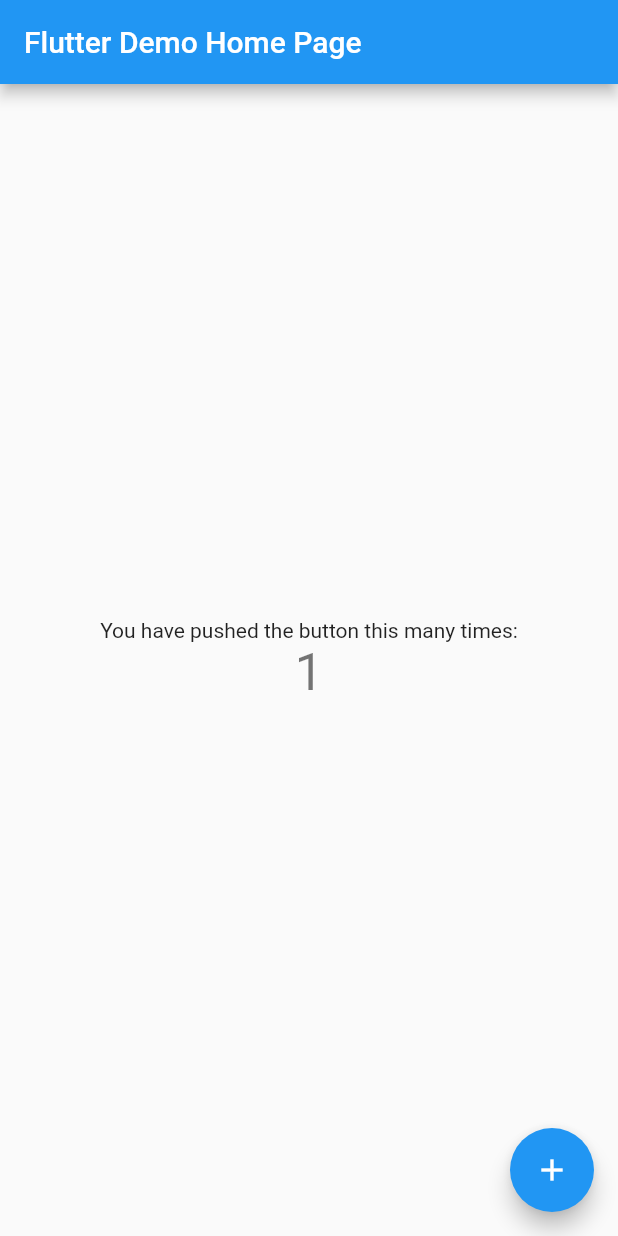
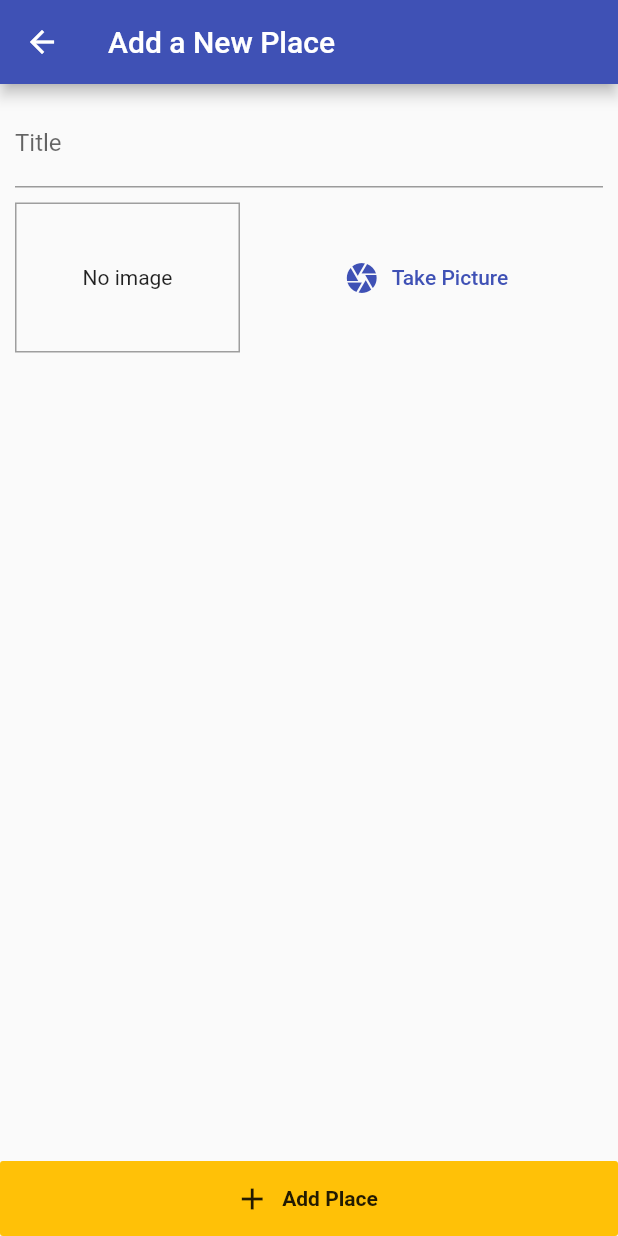
Before and after one commit to Encang-Cutbray/great-place, a Flutter app: the screen it shows after launch, after a tap on the "add" icon, on a phone screen of 412 x 824 dp. Run offline on Flutter 3.47's test engine with Material 2 defaults, Android fonts, the phone set to English and light mode, and no system bars; our stand-ins replace image_picker.

Commit message:
add image from camera

```diff
--- /dev/null
+++ b/lib/helpers/page_transition_helper.dart
@@ -0,0 +1,16 @@
+import 'package:flutter/material.dart';
+
+class PageTransitionHelper extends PageTransitionsBuilder {
+  @override
+  Widget buildTransitions<T>(
+      PageRoute<T> route,
+      BuildContext context,
+      Animation<double> animation,
+      Animation<double> secondaryAnimation,
+      Widget child) {
+    if (route.settings.isInitialRoute) {
+      return child;
+    }
+    return FadeTransition(opacity: animation, child: child);
+  }
+}
--- a/lib/main.dart
+++ b/lib/main.dart
@@ -1,111 +1,36 @@
 import 'package:flutter/material.dart';
+import 'package:flutter_places/screens/place_add_screen.dart';
+import 'package:provider/provider.dart';
+
+import './helpers/page_transition_helper.dart';
+import './providers/great_places_provider.dart';
+import './screens/places_list_screen.dart';
 
 void main() => runApp(MyApp());
 
 class MyApp extends StatelessWidget {
-  // This widget is the root of your application.
   @override
   Widget build(BuildContext context) {
-    return MaterialApp(
-      title: 'Flutter Demo',
-      theme: ThemeData(
-        // This is the theme of your application.
-        //
-        // Try running your application with "flutter run". You'll see the
-        // application has a blue toolbar. Then, without quitting the app, try
-        // changing the primarySwatch below to Colors.green and then invoke
-        // "hot reload" (press "r" in the console where you ran "flutter run",
-        // or simply save your changes to "hot reload" in a Flutter IDE).
-        // Notice that the counter didn't reset back to zero; the application
-        // is not restarted.
-        primarySwatch: Colors.blue,
-      ),
-      home: MyHomePage(title: 'Flutter Demo Home Page'),
+    return MultiProvider(
+      providers: [
+        ChangeNotifierProvider.value(
+          value: GreatPlaceProvider(),
+        )
+      ],
+      child: MaterialApp(
+          title: 'Flutter Demo',
+          theme: ThemeData(
+            primarySwatch: Colors.indigo,
+            accentColor: Colors.amber,
+            pageTransitionsTheme: PageTransitionsTheme(builders: {
+              TargetPlatform.android: PageTransitionHelper(),
+              TargetPlatform.iOS: PageTransitionHelper(),
+            }),
+          ),
+          home: PlacesList(),
+          routes: {
+            PlaceAddScreen.routeName: (_) => PlaceAddScreen(),
+          }),
     );
   }
 }
-
-class MyHomePage extends StatefulWidget {
-  MyHomePage({Key key, this.title}) : super(key: key);
-
-  // This widget is the home page of your application. It is stateful, meaning
-  // that it has a State object (defined below) that contains fields that affect
-  // how it looks.
-
-  // This class is the configuration for the state. It holds the values (in this
-  // case the title) provided by the parent (in this case the App widget) and
-  // used by the build method of the State. Fields in a Widget subclass are
-  // always marked "final".
-
-  final String title;
-
-  @override
-  _MyHomePageState createState() => _MyHomePageState();
-}
-
-class _MyHomePageState extends State<MyHomePage> {
-  int _counter = 0;
-
-  void _incrementCounter() {
-    setState(() {
-      // This call to setState tells the Flutter framework that something has
-      // changed in this State, which causes it to rerun the build method below
-      // so that the display can reflect the updated values. If we changed
-      // _counter without calling setState(), then the build method would not be
-      // called again, and so nothing would appear to happen.
-      _counter++;
-    });
-  }
-
-  @override
-  Widget build(BuildContext context) {
-    // This method is rerun every time setState is called, for instance as done
-    // by the _incrementCounter method above.
-    //
-    // The Flutter framework has been optimized to make rerunning build methods
-    // fast, so that you can just rebuild anything that needs updating rather
-    // than having to individually change instances of widgets.
-    return Scaffold(
-      appBar: AppBar(
-        // Here we take the value from the MyHomePage object that was created by
-        // the App.build method, and use it to set our appbar title.
-        title: Text(widget.title),
-      ),
-      body: Center(
-        // Center is a layout widget. It takes a single child and positions it
-        // in the middle of the parent.
-        child: Column(
-          // Column is also a layout widget. It takes a list of children and
-          // arranges them vertically. By default, it sizes itself to fit its
-          // children horizontally, and tries to be as tall as its parent.
-          //
-          // Invoke "debug painting" (press "p" in the console, choose the
-          // "Toggle Debug Paint" action from the Flutter Inspector in Android
-          // Studio, or the "Toggle Debug Paint" command in Visual Studio Code)
-          // to see the wireframe for each widget.
-          //
-          // Column has various properties to control how it sizes itself and
-          // how it positions its children. Here we use mainAxisAlignment to
-          // center the children vertically; the main axis here is the vertical
-          // axis because Columns are vertical (the cross axis would be
-          // horizontal).
-          mainAxisAlignment: MainAxisAlignment.center,
-          children: <Widget>[
-            Text(
-              'You have pushed the button this many times:',
-            ),
-            Text(
-              '$_counter',
-              style: Theme.of(context).textTheme.display1,
-            ),
-          ],
-        ),
-      ),
-      floatingActionButton: FloatingActionButton(
-        onPressed: _incrementCounter,
-        tooltip: 'Increment',
-        child: Icon(Icons.add),
-      ), // This trailing comma makes auto-formatting nicer for build methods.
-    );
-  }
-}
--- /dev/null
+++ b/lib/models/place_location_model.dart
@@ -0,0 +1,13 @@
+import 'package:flutter/foundation.dart';
+
+class PlaceLocationModel {
+  final double latitiude;
+  final double logtitude;
+  final String address;
+
+  PlaceLocationModel({
+    @required this.latitiude,
+    @required this.logtitude,
+    this.address,
+  });
+}
--- /dev/null
+++ b/lib/models/place_model.dart
@@ -0,0 +1,19 @@
+import 'dart:io';
+
+import 'package:flutter/foundation.dart';
+
+import './place_location_model.dart';
+
+class PlaceModel {
+  final String id;
+  final String title;
+  final PlaceLocationModel location;
+  final File image;
+
+  PlaceModel({
+    @required this.id,
+    @required this.title,
+    @required this.location,
+    @required this.image,
+  });
+}
--- /dev/null
+++ b/lib/providers/great_places_provider.dart
@@ -0,0 +1,11 @@
+import 'package:flutter/foundation.dart';
+
+import '../models/place_model.dart';
+
+class GreatPlaceProvider with ChangeNotifier {
+  List<PlaceModel> _item = [];
+
+  List<PlaceModel> get item {
+    return [..._item];
+  }
+}
--- /dev/null
+++ b/lib/screens/place_add_screen.dart
@@ -0,0 +1,62 @@
+import 'package:flutter/material.dart';
+
+import '../widgets/image_input_widget.dart';
+
+class PlaceAddScreen extends StatefulWidget {
+  static const routeName = '/place-add';
+
+  @override
+  _PlaceAddScreenState createState() => _PlaceAddScreenState();
+}
+
+class _PlaceAddScreenState extends State<PlaceAddScreen> {
+  final _titleController = TextEditingController();
+
+  @override
+  Widget build(BuildContext context) {
+    return Scaffold(
+      appBar: AppBar(
+        title: Text('Add a New Place'),
+      ),
+      body: Container(
+        child: Column(
+          crossAxisAlignment: CrossAxisAlignment.stretch,
+          children: <Widget>[
+            Expanded(
+              child: SingleChildScrollView(
+                child: Padding(
+                  padding: EdgeInsets.all(10),
+                  child: Column(
+                    children: <Widget>[
+                      TextField(
+                        decoration: InputDecoration(labelText: 'Title'),
+                        controller: _titleController,
+                      ),
+                      SizedBox(height: 10,),
+                      ImageInputWidget(),
+                    ],
+                  ),
+                ),
+              ),
+            ),
+            ButtonTheme(
+              minWidth: double.infinity,
+              height: 50.0,
+              child: RaisedButton.icon(
+                elevation: 0,
+                materialTapTargetSize: MaterialTapTargetSize.shrinkWrap,
+                color: Theme.of(context).accentColor,
+                icon: Icon(Icons.add),
+                label: Text(
+                  'Add Place',
+                  style: TextStyle(fontWeight: FontWeight.bold),
+                ),
+                onPressed: () {},
+              ),
+            ),
+          ],
+        ),
+      ),
+    );
+  }
+}
--- /dev/null
+++ b/lib/screens/places_list_screen.dart
@@ -0,0 +1,23 @@
+import 'package:flutter/material.dart';
+import 'package:flutter_places/screens/place_add_screen.dart';
+
+
+class PlacesList extends StatelessWidget {
+  @override
+  Widget build(BuildContext context) {
+    return Scaffold(
+      appBar: AppBar(
+        title: Text('Your Places'),
+        actions: <Widget>[
+          IconButton(
+            icon: Icon(Icons.add),
+            onPressed: () {
+              Navigator.of(context).pushNamed(PlaceAddScreen.routeName);
+            },
+          )
+        ],
+      ),
+      body: Center(child: CircularProgressIndicator(),),
+    );
+  }
+}
--- /dev/null
+++ b/lib/widgets/image_input_widget.dart
@@ -0,0 +1,58 @@
+import 'dart:io';
+
+import 'package:flutter/material.dart';
+import 'package:image_picker/image_picker.dart';
+
+class ImageInputWidget extends StatefulWidget {
+  @override
+  _ImageInputWidgetState createState() => _ImageInputWidgetState();
+}
+
+class _ImageInputWidgetState extends State<ImageInputWidget> {
+  File _storeImage;
+
+  Future<void> _takePicture() async {
+    final imageFile = await ImagePicker.pickImage(
+      source: ImageSource.camera,
+      maxWidth: 600,
+    );
+    setState(() {
+      _storeImage = imageFile;
+    });
+  }
+
+  @override
+  Widget build(BuildContext context) {
+    return Row(
+      children: <Widget>[
+        Container(
+          width: 150,
+          height: 100,
+          decoration: BoxDecoration(
+            border: Border.all(width: 1, color: Colors.grey),
+          ),
+          child: _storeImage != null
+              ? Image.file(
+                  _storeImage,
+                  fit: BoxFit.cover,
+                  width: double.infinity,
+                )
+              : Text(
+                  'No image',
+                  textAlign: TextAlign.center,
+                ),
+          alignment: Alignment.center,
+        ),
+        SizedBox(width: 10),
+        Expanded(
+          child: FlatButton.icon(
+            icon: Icon(Icons.camera),
+            label: Text('Take Picture'),
+            textColor: Theme.of(context).primaryColor,
+            onPressed: _takePicture,
+          ),
+        ),
+      ],
+    );
+  }
+}
--- a/pubspec.yaml
+++ b/pubspec.yaml
@@ -14,11 +14,13 @@ description: A new Flutter project.
 version: 1.0.0+1
 
 environment:
-  sdk: ">=2.1.0 <3.0.0"
+  sdk: ">=2.3.2 <3.0.0"
 
 dependencies:
   flutter:
     sdk: flutter
+  provider: ^3.1.0+1
+  image_picker: ^0.6.2+1
 
   # The following adds the Cupertino Icons font to your application.
   # Use with the CupertinoIcons class for iOS style icons.
```
Also changed, not shown: lib/screens/place_detail_screen.dart (added), pubspec.lock, 1 other file.
